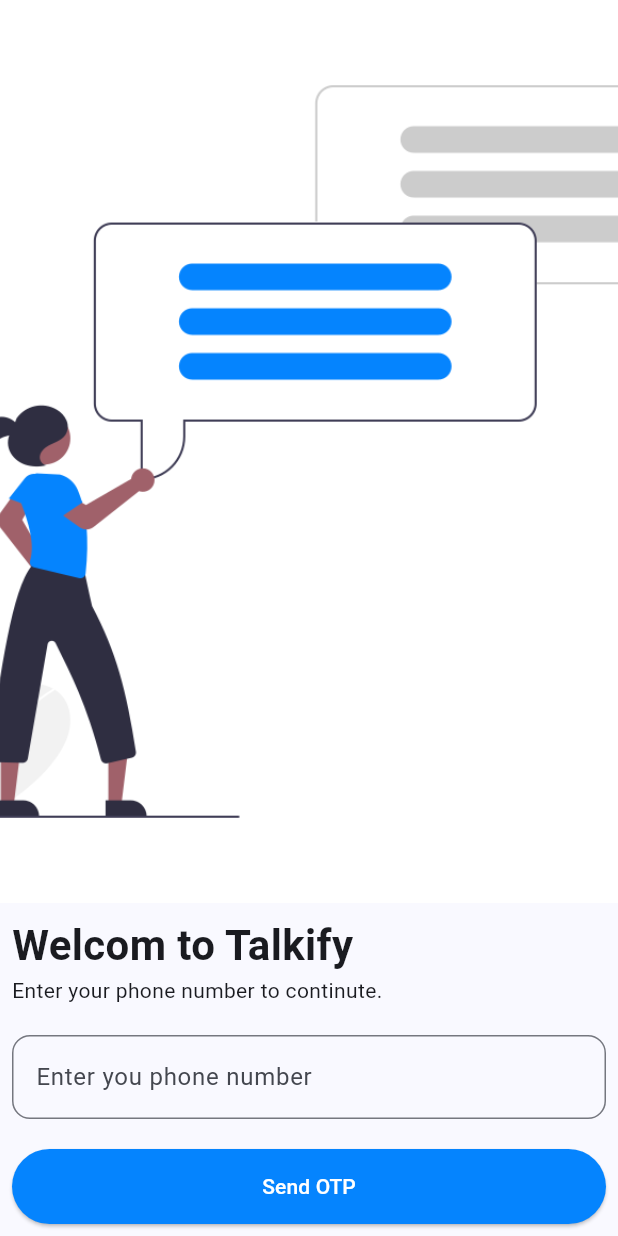
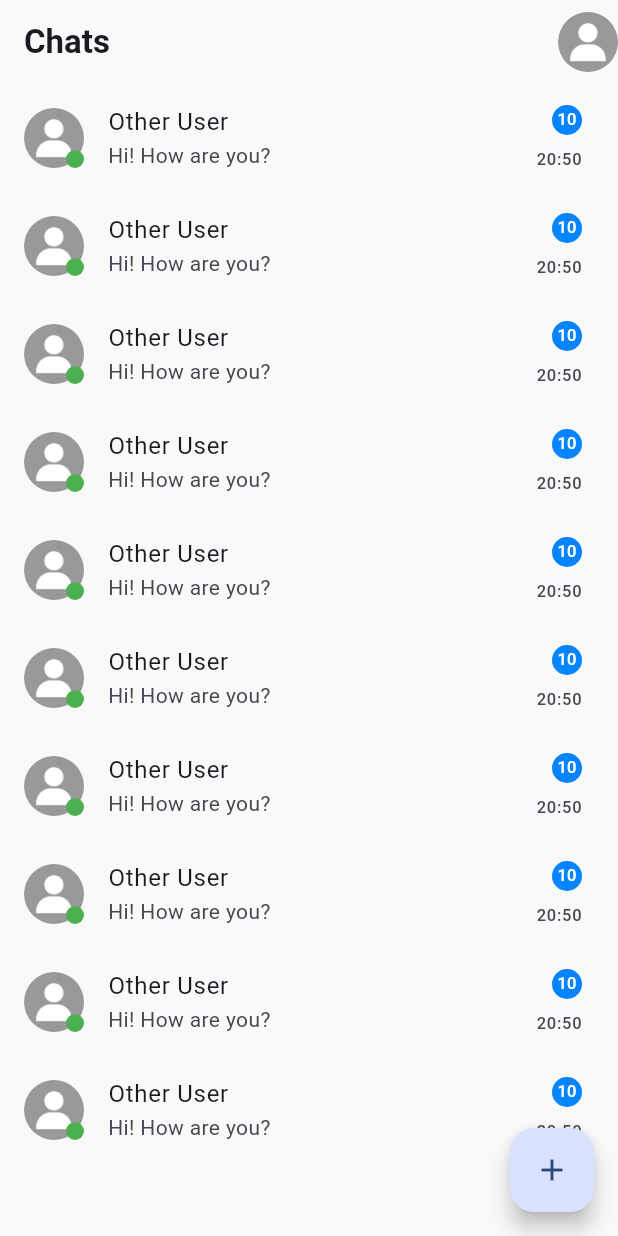
Before and after one commit to Manh-IT-K2/TalkifyApp, a Flutter app: the screen it shows after launch, on a phone screen of 412 x 824 dp. Run offline on Flutter 3.47's test engine with Material 2 defaults, Android fonts, the phone set to English and light mode, and no system bars; our stand-ins replace country_code_picker.

Commit message:
home view

```diff
--- a/talkify_app/lib/constant/color.dart
+++ b/talkify_app/lib/constant/color.dart
@@ -1,3 +1,4 @@
 import 'package:flutter/material.dart';
 
 const kPrimaryColor = Color(0xff0584fe);
+const kBackgroundColor = Color(0xfff9f9f9);
--- a/talkify_app/lib/main.dart
+++ b/talkify_app/lib/main.dart
@@ -1,4 +1,5 @@
 import 'package:flutter/material.dart';
+import 'package:talkify_app/view/home_view.dart';
 import 'package:talkify_app/view/login_view.dart';
 
 void main() {
@@ -33,7 +34,8 @@
         useMaterial3: true,
       ),
       routes: {
-        "/": (context) => const LoginView()
+        //"/": (context) => const LoginView(),
+        "/": (context) => const HomeView()
       },
     );
   }
--- /dev/null
+++ b/talkify_app/lib/view/home_view.dart
@@ -0,0 +1,83 @@
+import 'package:flutter/material.dart';
+import 'package:talkify_app/constant/color.dart';
+
+class HomeView extends StatefulWidget {
+  const HomeView({super.key});
+
+  @override
+  State<HomeView> createState() => _HomeViewState();
+}
+
+class _HomeViewState extends State<HomeView> {
+  @override
+  Widget build(BuildContext context) {
+    return Scaffold(
+      backgroundColor: kBackgroundColor,
+      appBar: AppBar(
+        scrolledUnderElevation: 0,
+        elevation: 0,
+        backgroundColor: kBackgroundColor,
+        title: const Text(
+          "Chats",
+          style: TextStyle(
+            fontWeight: FontWeight.bold,
+          ),
+        ),
+        actions: [
+          CircleAvatar(
+            backgroundImage: const Image(
+              image: AssetImage("assets/image/user.png"),
+            ).image,
+          ),
+        ],
+      ),
+      body: ListView.builder(
+        itemCount: 10,
+        itemBuilder: (context, index) => ListTile(
+          onTap: () {},
+          leading: Stack(
+            children: [
+              CircleAvatar(
+                backgroundImage: const Image(
+                  image: AssetImage("assets/image/user.png"),
+                ).image,
+              ),
+              const Positioned(
+                right: 0,
+                bottom: 0,
+                child: CircleAvatar(
+                  radius: 6,
+                  backgroundColor: Colors.green,
+                ),
+              )
+            ],
+          ),
+          title: const Text("Other User"),
+          subtitle: const Text("Hi! How are you?"),
+          trailing: const Column(
+            mainAxisAlignment: MainAxisAlignment.center,
+            crossAxisAlignment: CrossAxisAlignment.end,
+            children: [
+              CircleAvatar(
+                backgroundColor: kPrimaryColor,
+                radius: 10,
+                child: Text(
+                  "10",
+                  style: TextStyle(fontSize: 11, color: Colors.white),
+                ),
+              ),
+              SizedBox(
+                height: 8,
+              ),
+              Text("20:50"),
+            ],
+          ),
+        ),
+      ),
+      floatingActionButton: FloatingActionButton(
+        onPressed: () {},
+        child: const Icon(Icons.add),
+      ),
+    );
+  }
+}
```
Also changed, not shown: talkify_app/lib/view/login_view.dart (+67 -2 lines), 1 other file.
